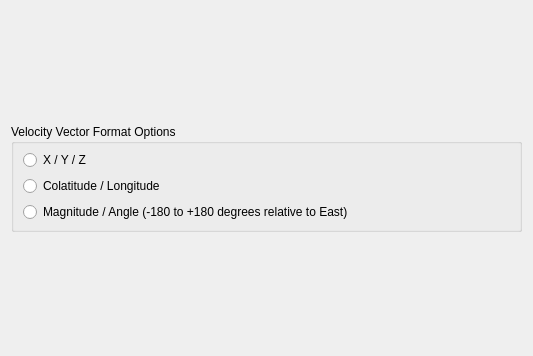
GPlates/GPlates, file src/qt-widgets/ExportVelocityOptionsWidgetUi.ui: the form before one commit.
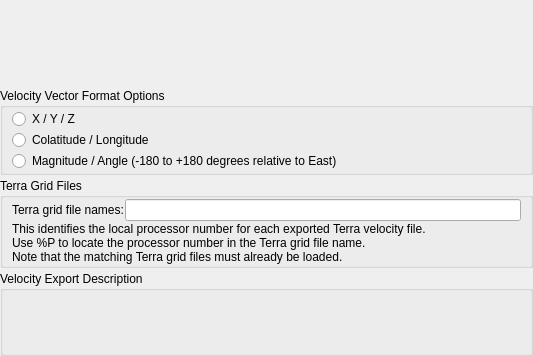
The form after the commit.

Commit message: (trunk) Added first part of Terra velocity export.

The edit to the form file:
```diff
--- a/src/qt-widgets/ExportVelocityOptionsWidgetUi.ui
+++ b/src/qt-widgets/ExportVelocityOptionsWidgetUi.ui
@@ -14,6 +14,12 @@
    <string>Form</string>
   </property>
   <layout class="QVBoxLayout" name="verticalLayout">
+   <property name="spacing">
+    <number>3</number>
+   </property>
+   <property name="margin">
+    <number>0</number>
+   </property>
    <item>
     <widget class="QWidget" name="widget_file_options" native="true"/>
    </item>
@@ -57,10 +63,69 @@
     </widget>
    </item>
    <item>
-    <widget class="QLabel" name="output_description_label">
-     <property name="text">
-      <string/>
+    <widget class="QGroupBox" name="terra_grid_filename_template_group_box">
+     <property name="title">
+      <string>Terra Grid Files</string>
      </property>
+     <layout class="QVBoxLayout" name="verticalLayout_4">
+      <property name="spacing">
+       <number>1</number>
+      </property>
+      <property name="topMargin">
+       <number>1</number>
+      </property>
+      <property name="bottomMargin">
+       <number>1</number>
+      </property>
+      <item>
+       <layout class="QHBoxLayout" name="horizontalLayout">
+        <item>
+         <widget class="QLabel" name="terra_grid_filename_template_label">
+          <property name="text">
+           <string>Terra grid file names:</string>
+          </property>
+         </widget>
+        </item>
+        <item>
+         <widget class="QLineEdit" name="terra_grid_filename_template_line_edit"/>
+        </item>
+       </layout>
+      </item>
+      <item>
+       <widget class="QLabel" name="terra_grid_filename_template_description_label">
+        <property name="text">
+         <string>This identifies the local processor number for each exported Terra velocity file.
+Use %P to locate the processor number in the Terra grid file name.
+Note that the matching Terra grid files must already be loaded.</string>
+        </property>
+       </widget>
+      </item>
+     </layout>
+    </widget>
+   </item>
+   <item>
+    <widget class="QGroupBox" name="output_description_group_box">
+     <property name="title">
+      <string>Velocity Export Description</string>
+     </property>
+     <layout class="QVBoxLayout" name="verticalLayout_3">
+      <property name="spacing">
+       <number>3</number>
+      </property>
+      <property name="topMargin">
+       <number>3</number>
+      </property>
+      <property name="bottomMargin">
+       <number>3</number>
+      </property>
+      <item>
+       <widget class="QLabel" name="output_description_label">
+        <property name="text">
+         <string/>
+        </property>
+       </widget>
+      </item>
+     </layout>
     </widget>
    </item>
   </layout>
```
The commit also changes 9 other files.
